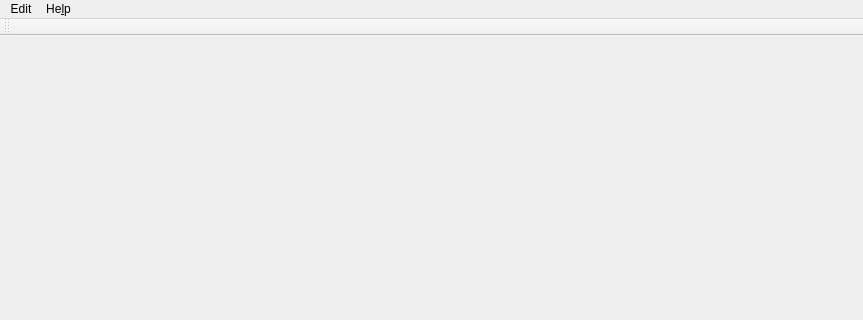
aaptel/qtwirediff, file mainwindow.ui: the form before one commit; both pictures show x 0 to 863 and y 0 to 320 of the 863 by 494 pixel window.
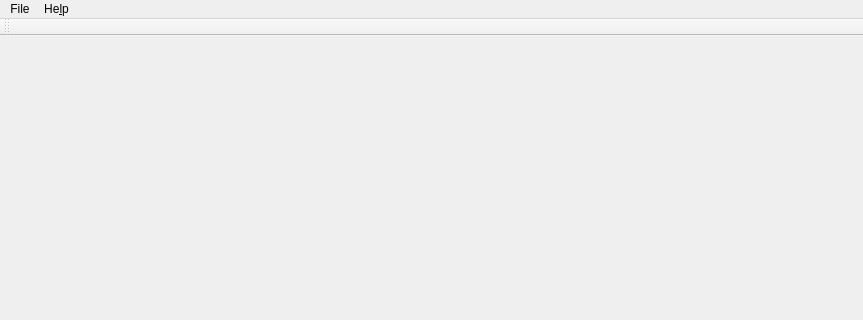
The form after the commit.

What changed in the file:
```diff
--- a/mainwindow.ui
+++ b/mainwindow.ui
@@ -50,12 +50,12 @@
     </property>
     <addaction name="actionAbout"/>
    </widget>
-   <widget class="QMenu" name="menuEdit">
+   <widget class="QMenu" name="menuFile">
     <property name="title">
-     <string>Edit</string>
+     <string>File</string>
     </property>
    </widget>
-   <addaction name="menuEdit"/>
+   <addaction name="menuFile"/>
    <addaction name="menuAbout"/>
   </widget>
   <widget class="QToolBar" name="mainToolBar">
```
Left out of the diff: 14 changed lines with no effect on the pictures.
